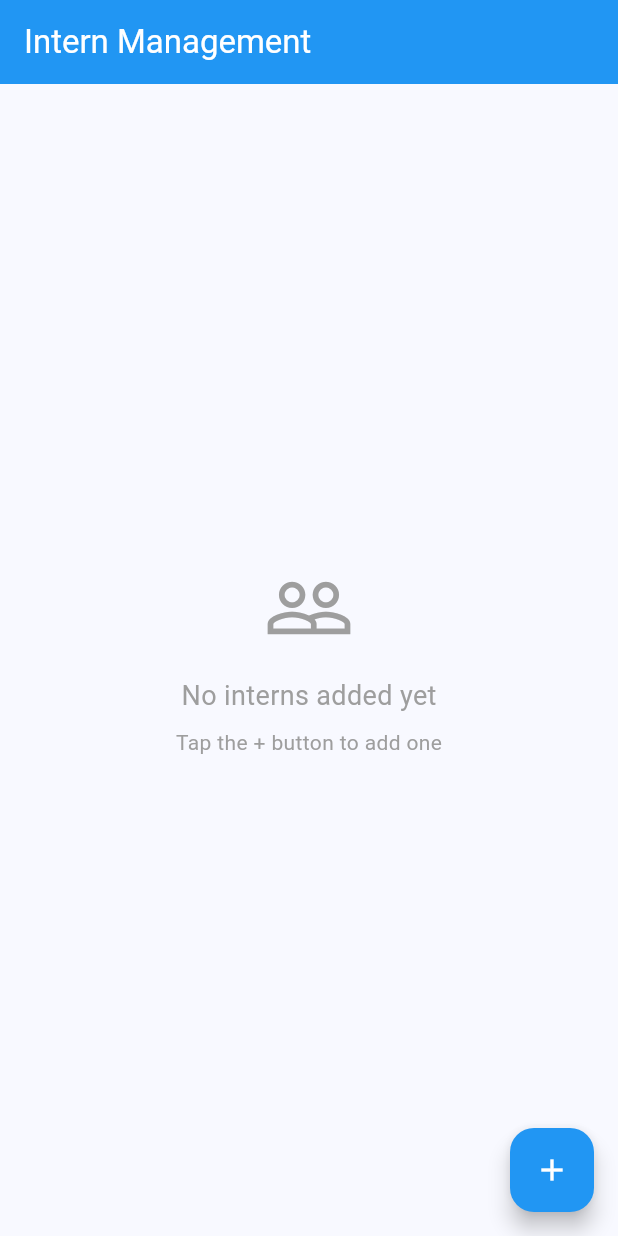
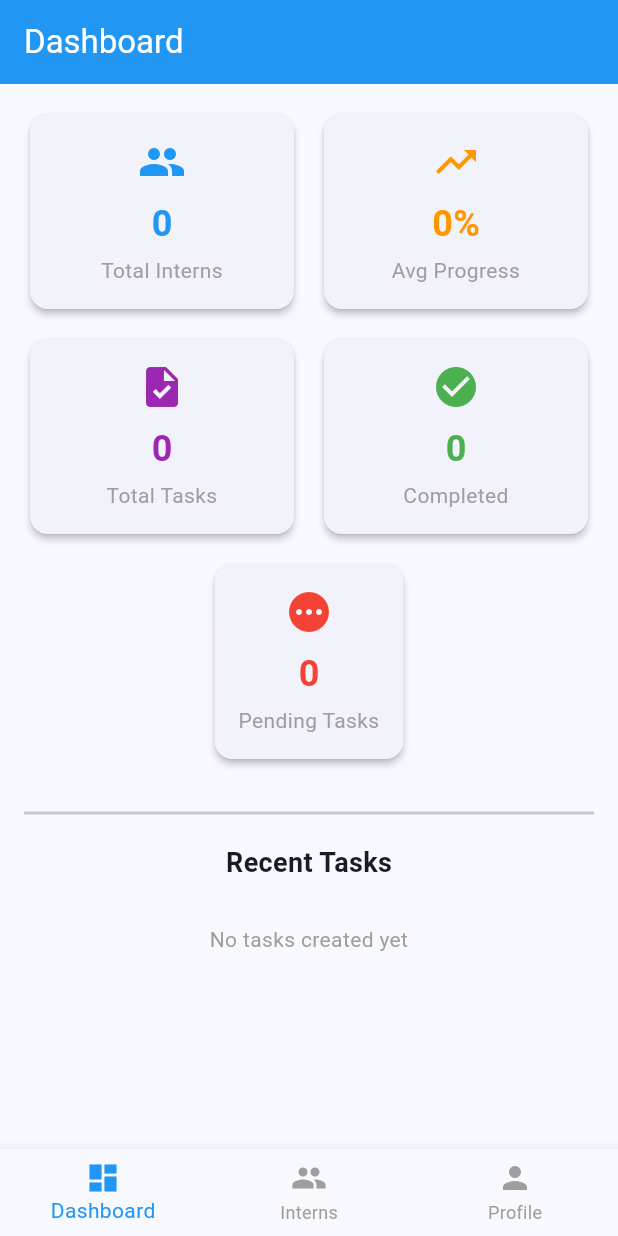
Before and after one commit to withshafan/intern_management_app, a Flutter app: the HomeScreen screen opened directly, on a phone screen of 412 x 824 dp. Run offline on Flutter 3.47's test engine with Material 3 defaults, Android fonts, the phone set to English and light mode, and no system bars; our stand-ins replace cloud_firestore, firebase_auth, firebase_core; accounts and stored records are empty.

Commit message:
Steps 15-17: Add Task Details, Profile, and Dashboard screens

```diff
--- /dev/null
+++ b/lib/screens/dashboard_screen.dart
@@ -0,0 +1,235 @@
+import 'package:flutter/material.dart';
+import '../services/intern_service.dart';
+import '../services/task_service.dart';
+import '../models/intern.dart';
+import '../models/task.dart';
+
+class DashboardScreen extends StatefulWidget {
+  const DashboardScreen({super.key});
+
+  @override
+  State<DashboardScreen> createState() => _DashboardScreenState();
+}
+
+class _DashboardScreenState extends State<DashboardScreen> {
+  final InternService _internService = InternService();
+  final TaskService _taskService = TaskService();
+
+  @override
+  Widget build(BuildContext context) {
+    return Scaffold(
+      appBar: AppBar(
+        title: const Text('Dashboard'),
+        backgroundColor: Colors.blue,
+        foregroundColor: Colors.white,
+      ),
+      body: SingleChildScrollView(
+        padding: const EdgeInsets.all(16.0),
+        child: Column(
+          crossAxisAlignment: CrossAxisAlignment.stretch,
+          children: [
+            // We'll combine streams using StreamBuilder for interns and tasks
+            StreamBuilder<List<Intern>>(
+              stream: _internService.getInterns(),
+              builder: (context, internSnapshot) {
+                if (internSnapshot.hasError) {
+                  return Text('Error loading interns: ${internSnapshot.error}');
+                }
+                if (internSnapshot.connectionState == ConnectionState.waiting) {
+                  return const Center(child: CircularProgressIndicator());
+                }
+
+                final interns = internSnapshot.data ?? [];
+                final int totalInterns = interns.length;
+                final double avgProgress = totalInterns > 0
+                    ? interns.fold(0.0, (sum, i) => sum + i.progress) / totalInterns
+                    : 0.0;
+
+                return StreamBuilder<List<Task>>(
+                  stream: _taskService.getTasks(),
+                  builder: (context, taskSnapshot) {
+                    if (taskSnapshot.hasError) {
+                      return Text('Error loading tasks: ${taskSnapshot.error}');
+                    }
+                    if (taskSnapshot.connectionState == ConnectionState.waiting) {
+                      return const Center(child: CircularProgressIndicator());
+                    }
+
+                    final tasks = taskSnapshot.data ?? [];
+                    final int totalTasks = tasks.length;
+                    final int completedTasks =
+                        tasks.where((t) => t.status == 'completed').length;
+                    final int pendingTasks =
+                        tasks.where((t) => t.status != 'completed').length;
+
+                    // Stats cards
+                    return Column(
+                      children: [
+                        // Row 1: Total Interns + Avg Progress
+                        Row(
+                          children: [
+                            Expanded(
+                              child: _buildStatCard(
+                                'Total Interns',
+                                totalInterns.toString(),
+                                Icons.people,
+                                Colors.blue,
+                              ),
+                            ),
+                            const SizedBox(width: 12),
+                            Expanded(
+                              child: _buildStatCard(
+                                'Avg Progress',
+                                '${(avgProgress * 100).toInt()}%',
+                                Icons.trending_up,
+                                Colors.orange,
+                              ),
+                            ),
+                          ],
+                        ),
+                        const SizedBox(height: 12),
+
+                        // Row 2: Total Tasks + Completed
+                        Row(
+                          children: [
+                            Expanded(
+                              child: _buildStatCard(
+                                'Total Tasks',
+                                totalTasks.toString(),
+                                Icons.task,
+                                Colors.purple,
+                              ),
+                            ),
+                            const SizedBox(width: 12),
+                            Expanded(
+                              child: _buildStatCard(
+                                'Completed',
+                                completedTasks.toString(),
+                                Icons.check_circle,
+                                Colors.green,
+                              ),
+                            ),
+                          ],
+                        ),
+                        const SizedBox(height: 12),
+
+                        // Pending tasks row (full width)
+                        _buildStatCard(
+                          'Pending Tasks',
+                          pendingTasks.toString(),
+                          Icons.pending,
+                          Colors.red,
+                        ),
+                        const SizedBox(height: 24),
+
+                        // Recent activity section
+                        const Divider(thickness: 2),
+                        const SizedBox(height: 12),
+                        const Text(
+                          'Recent Tasks',
+                          style: TextStyle(
+                            fontSize: 18,
+                            fontWeight: FontWeight.bold,
+                          ),
+                        ),
+                        const SizedBox(height: 8),
+
+                        // Show up to 5 most recent tasks (by id, which is timestamp-based)
+                        if (tasks.isEmpty)
+                          const Padding(
+                            padding: EdgeInsets.all(20.0),
+                            child: Text(
+                              'No tasks created yet',
+                              style: TextStyle(color: Colors.grey),
+                              textAlign: TextAlign.center,
+                            ),
+                          )
+                        else
+                          ..._buildRecentTasks(tasks),
+                      ],
+                    );
+                  },
+                );
+              },
+            ),
+          ],
+        ),
+      ),
+    );
+  }
+
+  Widget _buildStatCard(String label, String value, IconData icon, Color color) {
+    return Card(
+      elevation: 2,
+      child: Padding(
+        padding: const EdgeInsets.all(16.0),
+        child: Column(
+          children: [
+            Icon(icon, size: 32, color: color),
+            const SizedBox(height: 8),
+            Text(
+              value,
+              style: TextStyle(
+                fontSize: 24,
+                fontWeight: FontWeight.bold,
+                color: color,
+              ),
+            ),
+            const SizedBox(height: 4),
+            Text(
+              label,
+              style: const TextStyle(fontSize: 14, color: Colors.grey),
+              textAlign: TextAlign.center,
+            ),
+          ],
+        ),
+      ),
+    );
+  }
+
+  List<Widget> _buildRecentTasks(List<Task> tasks) {
+    // Sort by id (timestamp) descending to show newest first
+    final sorted = List<Task>.from(tasks)
+      ..sort((a, b) => b.id.compareTo(a.id));
+    final recent = sorted.take(5).toList();
+
+    return recent.map((task) {
+      Color statusColor;
+      switch (task.status) {
+        case 'completed':
+          statusColor = Colors.green;
+          break;
+        case 'in-progress':
+          statusColor = Colors.orange;
+          break;
+        default:
+          statusColor = Colors.red;
+      }
+
+      return Card(
+        margin: const EdgeInsets.symmetric(vertical: 4),
+        child: ListTile(
+          leading: Icon(Icons.task, color: statusColor),
+          title: Text(task.title),
+          subtitle: Text(task.dueDate),
+          trailing: Container(
+            padding: const EdgeInsets.symmetric(horizontal: 8, vertical: 2),
+            decoration: BoxDecoration(
+              color: statusColor.withOpacity(0.2),
+              borderRadius: BorderRadius.circular(12),
+            ),
+            child: Text(
+              task.status.toUpperCase(),
+              style: TextStyle(
+                fontSize: 10,
+                fontWeight: FontWeight.bold,
+                color: statusColor,
+              ),
+            ),
+          ),
+          isThreeLine: false,
+        ),
+      );
+    }).toList();
+  }
+}
--- a/lib/screens/home_screen.dart
+++ b/lib/screens/home_screen.dart
@@ -1,8 +1,10 @@
 import 'package:flutter/material.dart';
 import '../services/intern_service.dart';
 import '../models/intern.dart';
+import 'intern_detail_screen.dart';
 import 'add_intern_screen.dart';
-import 'intern_detail_screen.dart';
+import 'profile_screen.dart';
+import 'dashboard_screen.dart';
 
 class HomeScreen extends StatefulWidget {
   const HomeScreen({super.key});
@@ -13,9 +15,22 @@ class HomeScreen extends StatefulWidget {
 
 class _HomeScreenState extends State<HomeScreen> {
   final InternService _internService = InternService();
+  int _selectedIndex = 0;
+
+  // The two screens: Interns list and Profile
+  late final List<Widget> _screens;
 
   @override
-  Widget build(BuildContext context) {
+  void initState() {
+    super.initState();
+    _screens = [
+      const DashboardScreen(),
+      _buildInternListScreen(),
+      const ProfileScreen(),
+    ];
+  }
+
+  Widget _buildInternListScreen() {
     return Scaffold(
       appBar: AppBar(
         title: const Text('Intern Management'),
@@ -111,7 +126,7 @@ class _HomeScreenState extends State<HomeScreen> {
                   ),
                   trailing: IconButton(
                     icon: const Icon(Icons.delete_outline, color: Colors.red),
-                    onPressed: () => _showDeleteDialog(intern.id, intern.name),
+                    onPressed: () => _showDeleteDialog(context, intern.id, intern.name),
                   ),
                   isThreeLine: true,
                   onTap: () {
@@ -142,7 +157,7 @@ class _HomeScreenState extends State<HomeScreen> {
     );
   }
 
-  void _showDeleteDialog(String id, String name) {
+  void _showDeleteDialog(BuildContext context, String id, String name) {
     showDialog(
       context: context,
       builder: (context) => AlertDialog(
@@ -178,4 +193,38 @@ class _HomeScreenState extends State<HomeScreen> {
       ),
     );
   }
+
+  @override
+  Widget build(BuildContext context) {
+    return Scaffold(
+      body: IndexedStack(
+        index: _selectedIndex,
+        children: _screens,
+      ),
+      bottomNavigationBar: BottomNavigationBar(
+        currentIndex: _selectedIndex,
+        onTap: (index) {
+          setState(() {
+            _selectedIndex = index;
+          });
+        },
+        items: const [
+          BottomNavigationBarItem(
+            icon: Icon(Icons.dashboard),
+            label: 'Dashboard',
+          ),
+          BottomNavigationBarItem(
+            icon: Icon(Icons.people),
+            label: 'Interns',
+          ),
+          BottomNavigationBarItem(
+            icon: Icon(Icons.person),
+            label: 'Profile',
+          ),
+        ],
+        selectedItemColor: Colors.blue,
+        unselectedItemColor: Colors.grey,
+      ),
+    );
+  }
 }
```
Also changed, not shown: lib/main.dart (+8 -1 lines), lib/screens/intern_detail_screen.dart (+15 -0 lines), lib/screens/profile_screen.dart (added, +82 -0 lines), lib/screens/task_detail_screen.dart (added, +283 -0 lines).
